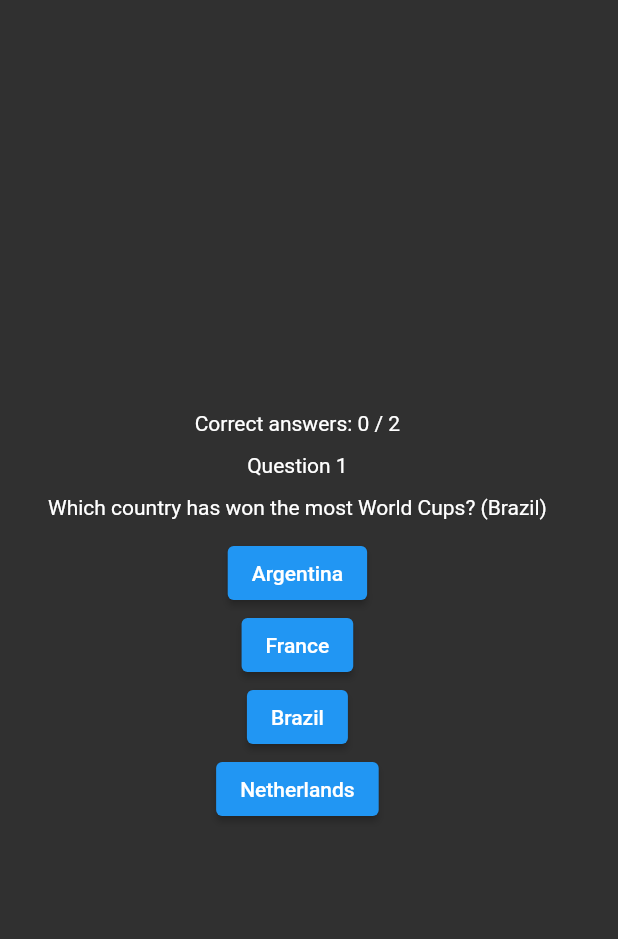
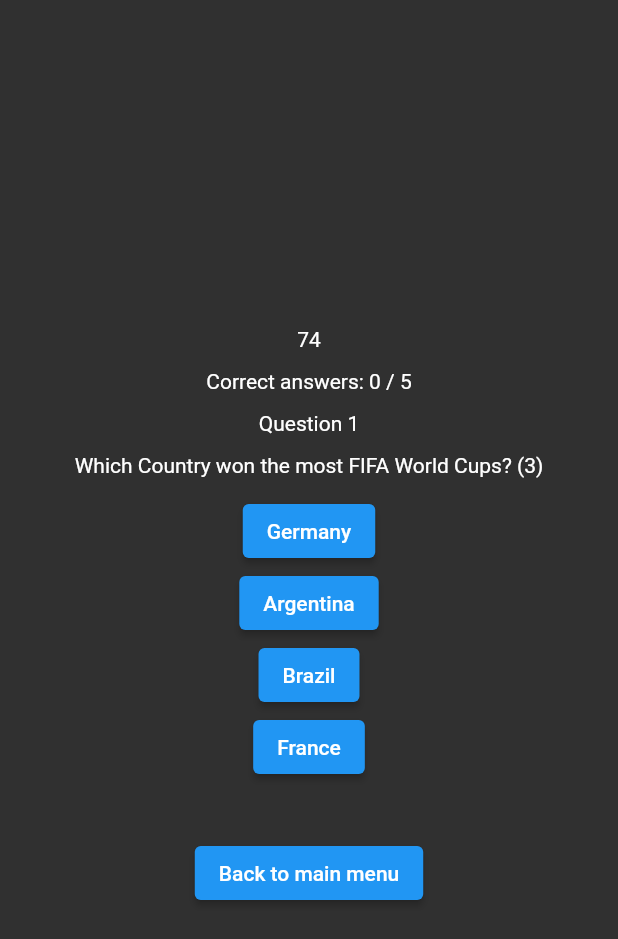
Before and after one commit to sk1z/quiz, a Flutter app: the screen it shows after launch, after a tap on "Start Game", on a phone screen of 412 x 824 dp. Shown: the top 939 px of the screen. Run offline on Flutter 3.47's test engine with Material 2 defaults, Android fonts, the phone set to English and light mode, and no system bars; our stand-ins replace bloc, connectivity_plus, device_info_plus, equatable, firebase_core, firebase_remote_config and 3 more; missing offline and left inert: flutter_inappwebview; accounts and stored records are empty.

Commit message:
randomization of questions

```diff
--- a/lib/pages/result_page.dart
+++ b/lib/pages/result_page.dart
@@ -16,7 +16,7 @@ class ResultPage extends StatelessWidget {
             mainAxisAlignment: MainAxisAlignment.center,
             children: [
               Text(
-                'Correct answers: ${state.correctAnswerCount} / ${quiz.length}',
+                'Correct answers: ${state.correctAnswerCount} / ${state.stages.length}',
               ),
               const SizedBox(height: 12),
               ElevatedButton(
--- a/lib/pages/stage_page.dart
+++ b/lib/pages/stage_page.dart
@@ -10,17 +10,24 @@ class StagePage extends StatelessWidget {
   @override
   Widget build(BuildContext context) {
     final QuizState state = context.read<QuizBloc>().state;
-    final Stage quizStage = quiz[stage];
+    final Stage quizStage = state.stages[stage];
 
-    return Scaffold(
-      body: SafeArea(
-        child: Padding(
-          padding: const EdgeInsets.symmetric(horizontal: 32),
-          child: Column(
+    final Widget timer = BlocBuilder<QuizBloc, QuizState>(
+      buildWhen: (QuizState previous, QuizState current) =>
+          previous.timeLeft != current.timeLeft,
+      builder: (BuildContext context, QuizState state) {
+        return Text('${state.timeLeft}');
+      },
+    );
+
+    final Widget child = Column(
       mainAxisAlignment: MainAxisAlignment.center,
+      crossAxisAlignment: CrossAxisAlignment.center,
       children: [
+        timer,
+        const SizedBox(height: 12),
         Text(
-                'Correct answers: ${state.correctAnswerCount} / ${quiz.length}',
+          'Correct answers: ${state.correctAnswerCount} / ${state.stages.length}',
           textAlign: TextAlign.center,
         ),
         const SizedBox(height: 12),
@@ -40,8 +47,21 @@ class StagePage extends StatelessWidget {
                   ))
               .toList(),
         ),
+        const SizedBox(height: 36),
+        ElevatedButton(
+          child: const Text('Back to main menu'),
+          onPressed: () {
+            context.read<QuizBloc>().add(MainMenuPressed());
+          },
+        ),
       ],
-          ),
+    );
+
+    return Scaffold(
+      body: SafeArea(
+        child: Padding(
+          padding: const EdgeInsets.symmetric(horizontal: 32),
+          child: Center(child: child),
         ),
       ),
     );
--- a/lib/quiz_bloc/quiz_bloc.dart
+++ b/lib/quiz_bloc/quiz_bloc.dart
@@ -1,3 +1,6 @@
+import 'dart:async';
+import 'dart:math';
+
 import 'package:bloc/bloc.dart';
 import 'package:equatable/equatable.dart';
 
@@ -5,14 +8,35 @@ part 'quiz_event.dart';
 part 'quiz_state.dart';
 
 class QuizBloc extends Bloc<QuizEvent, QuizState> {
-  QuizBloc() : super(QuizState(answerCount: quiz.length)) {
+  QuizBloc() : super(const QuizState()) {
     on<StartGamePressed>(_startGamePressed);
     on<AnswerSelected>(_onAnswerSelected);
+    on<TimeChanged>(_timeChanged);
     on<MainMenuPressed>(_mainMenuPressed);
   }
 
+  Timer? _timer;
+
   void _startGamePressed(StartGamePressed event, Emitter<QuizState> emit) {
-    emit(QuizState(answerCount: quiz.length, stage: 0));
+    final List<int> numbers = [for (int i = 0; i < quiz.length; i++) i];
+    final List<Stage> stages = [];
+
+    final Random random = Random();
+    for (int i = 0; i < 5; i++) {
+      final int number = random.nextInt(numbers.length);
+      stages.add(quiz[numbers[number]]);
+      numbers.removeAt(random.nextInt(stages.length));
+    }
+
+    _timer?.cancel();
+    _timer = Timer.periodic(const Duration(seconds: 1), (Timer timer) {
+      add(TimeChanged());
+    });
+    emit(QuizState(
+      stage: 0,
+      timeLeft: stages.length * 15,
+      stages: stages,
+    ));
   }
 
   void _onAnswerSelected(AnswerSelected event, Emitter<QuizState> emit) {
@@ -20,51 +44,147 @@ class QuizBloc extends Bloc<QuizEvent, QuizState> {
 
     int correctAnswerCount = state.correctAnswerCount;
 
-    if (answer == quiz[state.stage].answer) {
+    if (answer == state.stages[state.stage].answer) {
       correctAnswerCount++;
     }
 
     int stage = state.stage;
 
-    if (stage < quiz.length - 1) {
+    if (stage < state.stages.length - 1) {
       stage++;
     } else {
+      _timer?.cancel();
       stage = -2;
     }
 
-    emit(QuizState(
-      answerCount: quiz.length,
+    emit(state.copyWith(
       stage: stage,
       correctAnswerCount: correctAnswerCount,
     ));
   }
 
+  void _timeChanged(TimeChanged event, Emitter<QuizState> emit) {
+    int timeLeft = state.timeLeft;
+    if (state.timeLeft > 1) {
+      timeLeft--;
+      emit(state.copyWith(timeLeft: timeLeft));
+    } else {
+      _timer?.cancel();
+      emit(state.copyWith(stage: -2));
+    }
+  }
+
   void _mainMenuPressed(MainMenuPressed event, Emitter<QuizState> emit) {
-    emit(QuizState(answerCount: quiz.length, stage: -1));
+    emit(state.copyWith(stage: -1, correctAnswerCount: 0));
+  }
+
+  @override
+  Future<void> close() {
+    _timer?.cancel();
+    return super.close();
   }
 }
 
 const List<Stage> quiz = [
   Stage(
-    question: 'Which country has won the most World Cups? (Brazil)',
+    question: 'Which Country won the most FIFA World Cups? (3)',
     answers: [
-      Answer(1, 'Argentina'),
-      Answer(2, 'France'),
+      Answer(1, 'Germany'),
+      Answer(2, 'Argentina'),
       Answer(3, 'Brazil'),
-      Answer(4, 'Netherlands'),
+      Answer(4, 'France'),
     ],
     answer: 3,
   ),
   Stage(
-    question: 'Ronaldo is synonymous with the No.7, '
-        'but what other number did he wear at Real Madrid? (9)',
+    question: 'Which Country won the first FIFA World Cup? (2)',
     answers: [
-      Answer(1, '2'),
-      Answer(2, '3'),
-      Answer(3, '5'),
-      Answer(4, '9'),
+      Answer(1, 'Argentina'),
+      Answer(2, 'Uruguay'),
+      Answer(3, 'Italy'),
+      Answer(4, 'Brazil'),
     ],
-    answer: 4,
+    answer: 2,
+  ),
+  Stage(
+    question: 'Who is known as the Flying Sikh? (3)',
+    answers: [
+      Answer(1, 'Michael Johnson'),
+      Answer(2, 'Usain Bolt'),
+      Answer(3, 'Milkha Sing'),
+      Answer(4, 'Carl Lewis'),
+    ],
+    answer: 3,
+  ),
+  Stage(
+    question: 'Who is known as “The Baltimore Bullet”? (3)',
+    answers: [
+      Answer(1, 'Roger Federer'),
+      Answer(2, 'Usain Bolt'),
+      Answer(3, 'Michael Phelps'),
+      Answer(4, 'Michael Jordan'),
+    ],
+    answer: 3,
+  ),
+  Stage(
+    question: 'Where is Magnus Carlsen from? (3)',
+    answers: [
+      Answer(1, 'England'),
+      Answer(2, 'UK'),
+      Answer(3, 'Norway'),
+      Answer(4, 'Germany'),
+    ],
+    answer: 3,
+  ),
+  Stage(
+    question: 'Where did Snooker Game Originate from? (3)',
+    answers: [
+      Answer(1, 'Austria'),
+      Answer(2, 'England'),
+      Answer(3, 'India'),
+      Answer(4, 'Wales'),
+    ],
+    answer: 3,
+  ),
+  Stage(
+    question: 'Which was the first Sport played on the Moon? (1)',
+    answers: [
+      Answer(1, 'Golf'),
+      Answer(2, 'Tennis'),
+      Answer(3, 'Badminton'),
+      Answer(4, 'Archery'),
+    ],
+    answer: 1,
+  ),
+  Stage(
+    question: 'Where was the first Commonwealth Games held? (1)',
+    answers: [
+      Answer(1, 'Canada'),
+      Answer(2, 'USA'),
+      Answer(3, 'Mexico'),
+      Answer(4, 'Chile'),
+    ],
+    answer: 1,
+  ),
+  Stage(
+    question: 'Which Sport has the Term “Butterfly Stroke”? (3)',
+    answers: [
+      Answer(1, 'Table Tennis'),
+      Answer(2, 'Boating'),
+      Answer(3, 'Swiming'),
+      Answer(4, 'MotoGP'),
+    ],
+    answer: 3,
+  ),
+  Stage(
+    question: 'When did Michael Jordan retire? (2)',
+    answers: [
+      Answer(1, '2004'),
+      Answer(2, '2003'),
+      Answer(3, '2005'),
+      Answer(4, '2013'),
+    ],
+    answer: 2,
   ),
 ];
 
--- a/lib/quiz_bloc/quiz_event.dart
+++ b/lib/quiz_bloc/quiz_event.dart
@@ -18,4 +18,6 @@ class AnswerSelected extends QuizEvent {
   List<Object> get props => [answer];
 }
 
+class TimeChanged extends QuizEvent {}
+
 class MainMenuPressed extends QuizEvent {}
--- a/lib/quiz_bloc/quiz_state.dart
+++ b/lib/quiz_bloc/quiz_state.dart
@@ -4,13 +4,29 @@ class QuizState extends Equatable {
   const QuizState({
     this.stage = -1,
     this.correctAnswerCount = 0,
-    required this.answerCount,
+    this.timeLeft = 0,
+    this.stages = const [],
   });
 
   final int stage;
   final int correctAnswerCount;
-  final int answerCount;
+
+  final int timeLeft;
+  final List<Stage> stages;
+
+  QuizState copyWith({
+    int? stage,
+    int? correctAnswerCount,
+    int? timeLeft,
+    List<Stage>? stages,
+  }) =>
+      QuizState(
+        stage: stage ?? this.stage,
+        correctAnswerCount: correctAnswerCount ?? this.correctAnswerCount,
+        timeLeft: timeLeft ?? this.timeLeft,
+        stages: stages ?? this.stages,
+      );
 
   @override
-  List<Object?> get props => [stage, correctAnswerCount, answerCount];
+  List<Object?> get props => [stage, correctAnswerCount, timeLeft, stages];
 }
```
Lines whose indentation alone changed are shown as unchanged.
